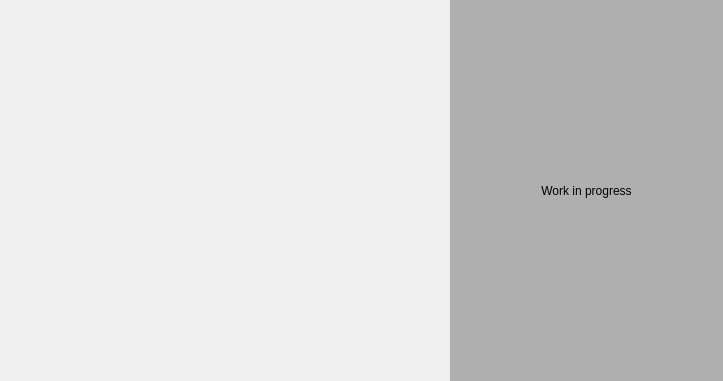
First picture: the form in FinancialManager/Authentication/authenticationwidget.ui, repository Aethermeister/FinancialManager, before the edit.
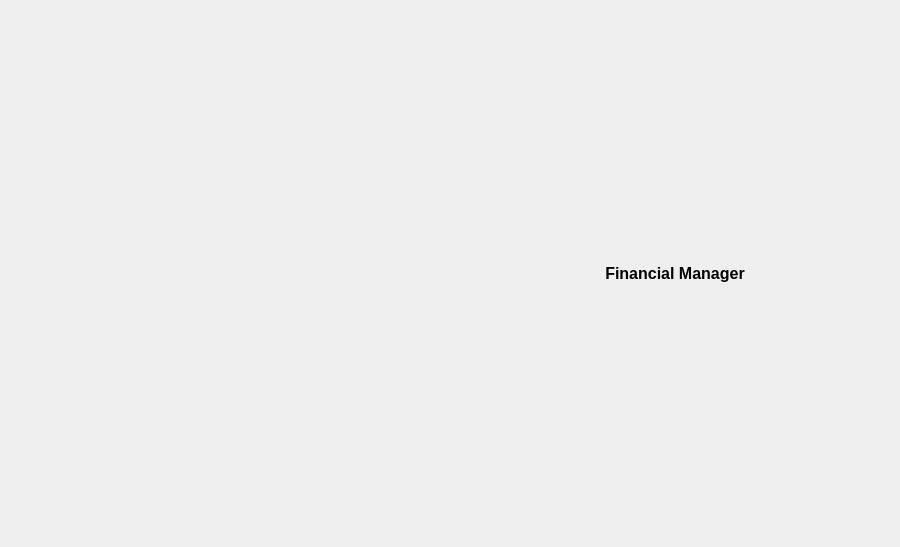
Second picture: the form after the edit. Icons and pictures are not drawn.

Diff of the .ui file:
```diff
--- a/FinancialManager/Authentication/authenticationwidget.ui
+++ b/FinancialManager/Authentication/authenticationwidget.ui
@@ -6,8 +6,8 @@
    <rect>
     <x>0</x>
     <y>0</y>
-    <width>723</width>
-    <height>381</height>
+    <width>900</width>
+    <height>547</height>
    </rect>
   </property>
   <property name="windowTitle">
@@ -68,31 +68,86 @@
       </sizepolicy>
      </property>
      <layout class="QGridLayout" name="gridLayout">
-      <property name="leftMargin">
-       <number>0</number>
-      </property>
-      <property name="topMargin">
-       <number>0</number>
-      </property>
-      <property name="rightMargin">
-       <number>0</number>
-      </property>
-      <property name="bottomMargin">
-       <number>0</number>
-      </property>
-      <item row="0" column="0">
+      <item row="2" column="0">
+       <widget class="QLabel" name="label_2">
+        <property name="font">
+         <font>
+          <pointsize>12</pointsize>
+          <weight>75</weight>
+          <bold>true</bold>
+         </font>
+        </property>
+        <property name="text">
+         <string>Financial Manager</string>
+        </property>
+        <property name="alignment">
+         <set>Qt::AlignCenter</set>
+        </property>
+       </widget>
+      </item>
+      <item row="1" column="0">
        <widget class="QLabel" name="label">
-        <property name="styleSheet">
-         <string notr="true">background-color: rgb(175, 175, 175);</string>
+        <property name="maximumSize">
+         <size>
+          <width>250</width>
+          <height>250</height>
+         </size>
+        </property>
+        <property name="pixmap">
+         <pixmap resource="../Resources/resources.qrc">:/Images/diamond.png</pixmap>
+        </property>
+        <property name="scaledContents">
+         <bool>true</bool>
+        </property>
+        <property name="alignment">
+         <set>Qt::AlignCenter</set>
+        </property>
+       </widget>
+      </item>
+      <item row="3" column="0">
+       <widget class="QLabel" name="label_3">
+        <property name="font">
+         <font>
+          <pointsize>10</pointsize>
+          <weight>75</weight>
+          <italic>true</italic>
+          <bold>true</bold>
+         </font>
         </property>
         <property name="text">
-         <string>Work in progress</string>
+         <string>&lt;Aether Projects&gt;</string>
         </property>
         <property name="alignment">
          <set>Qt::AlignCenter</set>
         </property>
        </widget>
       </item>
+      <item row="4" column="0">
+       <spacer name="verticalSpacer">
+        <property name="orientation">
+         <enum>Qt::Vertical</enum>
+        </property>
+        <property name="sizeHint" stdset="0">
+         <size>
+          <width>20</width>
+          <height>40</height>
+         </size>
+        </property>
+       </spacer>
+      </item>
+      <item row="0" column="0">
+       <spacer name="verticalSpacer_2">
+        <property name="orientation">
+         <enum>Qt::Vertical</enum>
+        </property>
+        <property name="sizeHint" stdset="0">
+         <size>
+          <width>20</width>
+          <height>40</height>
+         </size>
+        </property>
+       </spacer>
+      </item>
      </layout>
     </widget>
    </item>
```
Left out of the diff: 4 changed lines with no effect on the pictures.
